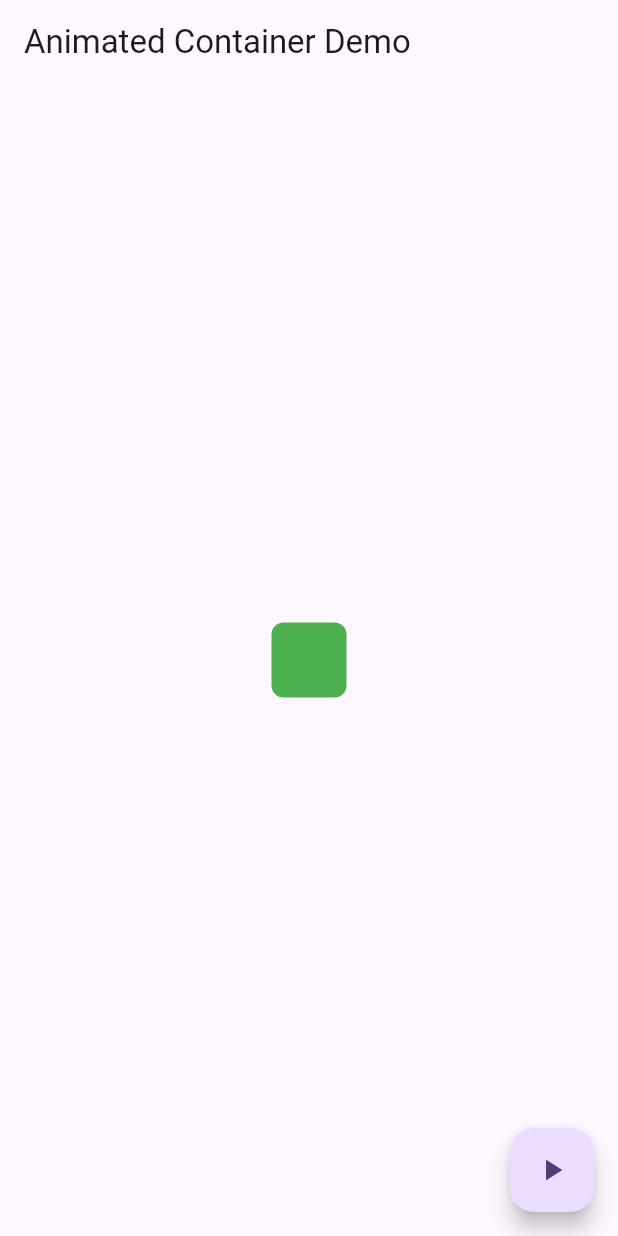
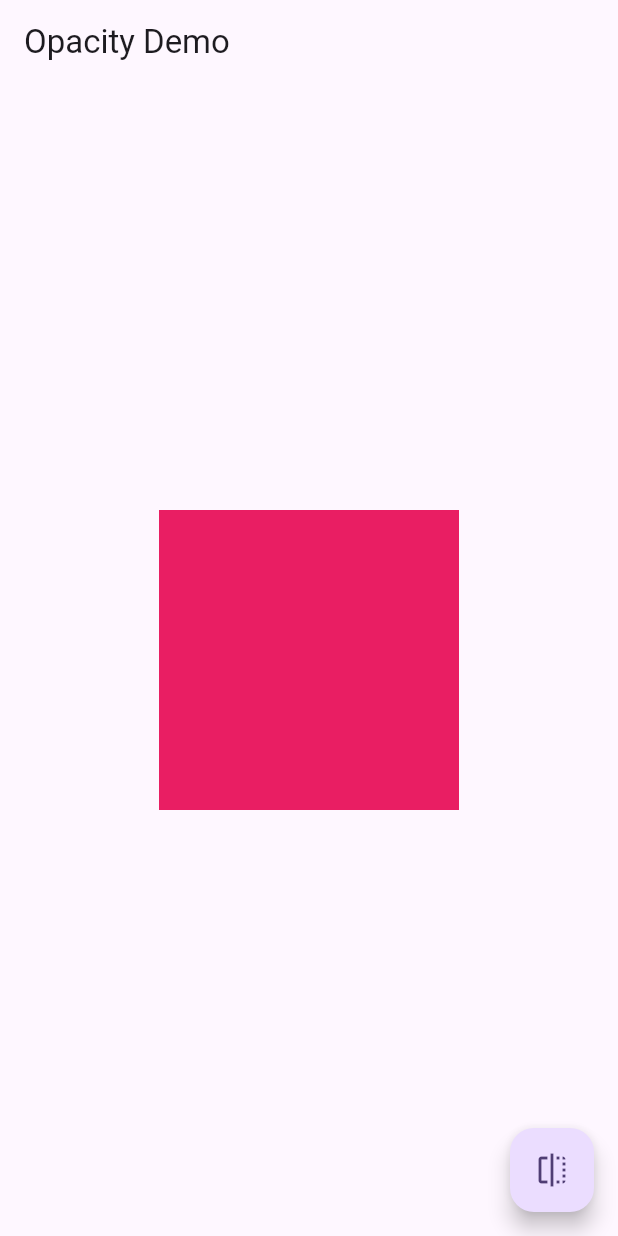
Before and after one commit to JakariaKhan-CSE/flutter-cookbook, a Flutter app: the screen it shows after launch, on a phone screen of 412 x 824 dp. Run offline on Flutter 3.47's test engine with Material 3 defaults, Android fonts, the phone set to English and light mode, and no system bars.

Commit message:
animated Opacity Complete.

```diff
--- /dev/null
+++ b/lib/Animation/opacity_animation.dart
@@ -0,0 +1,42 @@
+import 'package:flutter/material.dart';
+
+class OpacityAnimation extends StatefulWidget {
+  const OpacityAnimation({super.key});
+
+  @override
+  State<OpacityAnimation> createState() => _OpacityAnimationState();
+}
+
+class _OpacityAnimationState extends State<OpacityAnimation> {
+  // Whether the green box should be visible
+  bool _visible = true;
+  @override
+  Widget build(BuildContext context) {
+    return Scaffold(
+appBar: AppBar(title: Text('Opacity Demo'),),
+      body: Center(
+        child: AnimatedOpacity(
+          // If the widget is visible, animate to 0.0 (invisible).
+          // If the widget is hidden, animate to 1.0 (fully visible).
+            opacity: _visible?1.0:0.0,
+            duration: Duration(milliseconds: 500),
+          // The green box must be a child of the AnimatedOpacity widget.
+          child: Container(
+            height: 200,
+          width: 200,
+          color: Colors.pink,
+
+        ),
+        ),
+      ),
+      floatingActionButton: FloatingActionButton(onPressed: (){
+// Call setState. This tells Flutter to rebuild the
+        // UI with the changes.
+        setState(() {
+          _visible = !_visible;
+        });
+      },tooltip: 'Toggle Opacity',
+        child: const Icon(Icons.flip),),
+    );
+  }
+}
--- a/lib/main.dart
+++ b/lib/main.dart
@@ -1,6 +1,7 @@
 import 'package:cookbook_flutter/Animation/animate_page_route_transition.dart';
 import 'package:cookbook_flutter/Animation/animate_widget_physics_simulation.dart';
 import 'package:cookbook_flutter/Animation/animated_container_app.dart';
+import 'package:cookbook_flutter/Animation/opacity_animation.dart';
 import 'package:flutter/material.dart';
 
 void main() {
@@ -21,7 +22,7 @@ class MyApp extends StatelessWidget {
         colorScheme: ColorScheme.fromSeed(seedColor: Colors.deepPurple),
         useMaterial3: true,
       ),
-      home: AnimatedContainerApp(),
+      home: OpacityAnimation(),
     );
   }
 }
```
